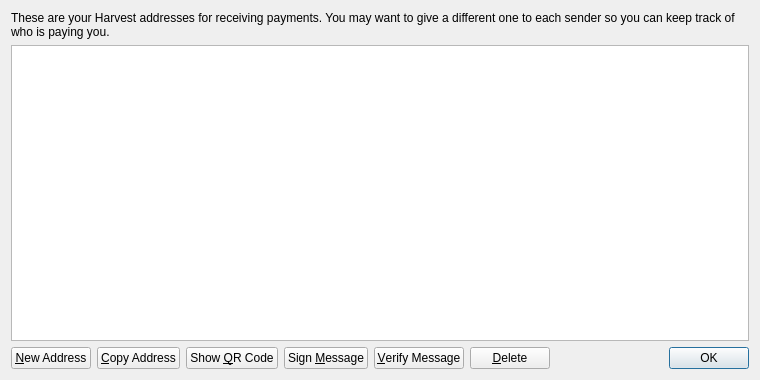
Before: the Qt Designer form src/qt/forms/addressbookpage.ui in scryclip/havecoin, drawn with Qt 5.
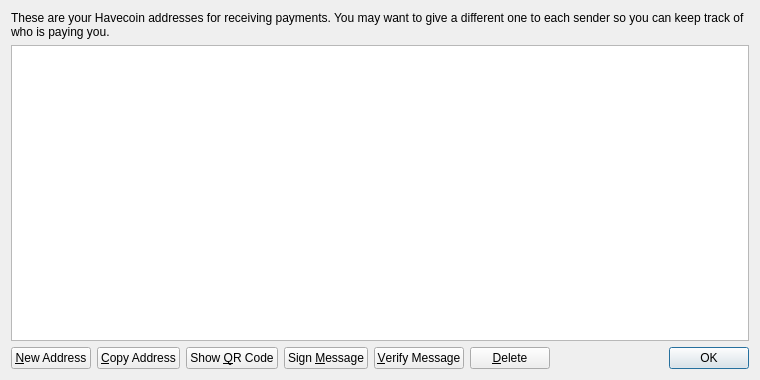
After: the same form once the commit is applied.

Commit message: havecoin namechange and small fixes

```diff
--- a/src/qt/forms/addressbookpage.ui
+++ b/src/qt/forms/addressbookpage.ui
@@ -17,7 +17,7 @@
    <item>
     <widget class="QLabel" name="labelExplanation">
      <property name="text">
-      <string>These are your Harvest addresses for receiving payments. You may want to give a different one to each sender so you can keep track of who is paying you.</string>
+      <string>These are your Havecoin addresses for receiving payments. You may want to give a different one to each sender so you can keep track of who is paying you.</string>
      </property>
      <property name="textFormat">
       <enum>Qt::PlainText</enum>
```
Left out of the diff: 4 changed lines with no effect on the pictures. The commit also changes 172 other files.
